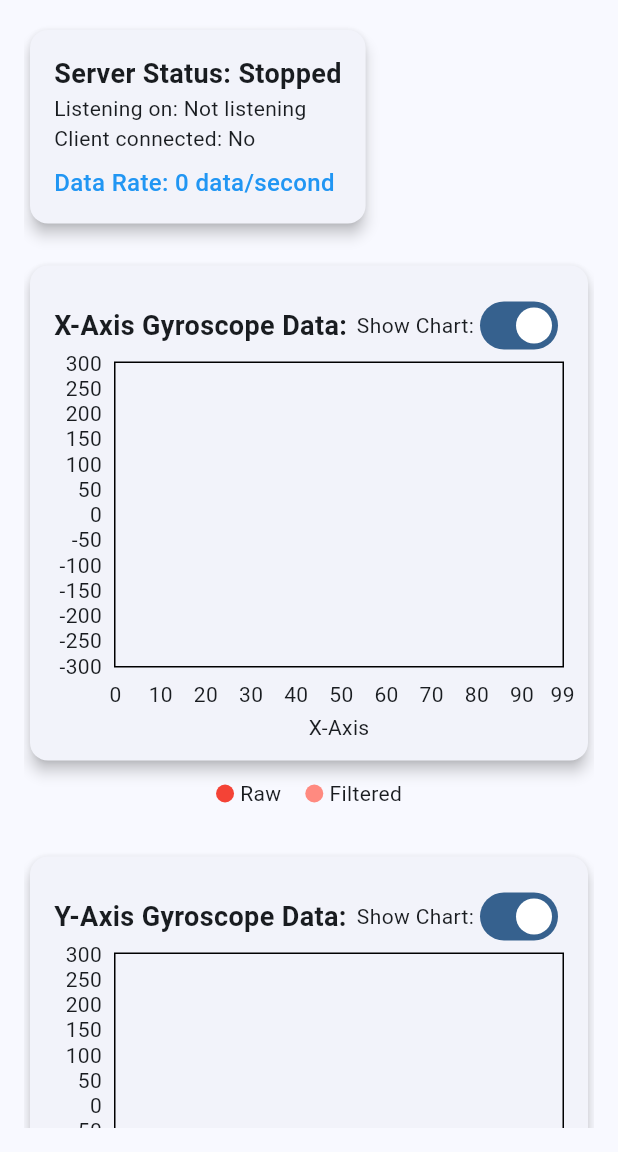
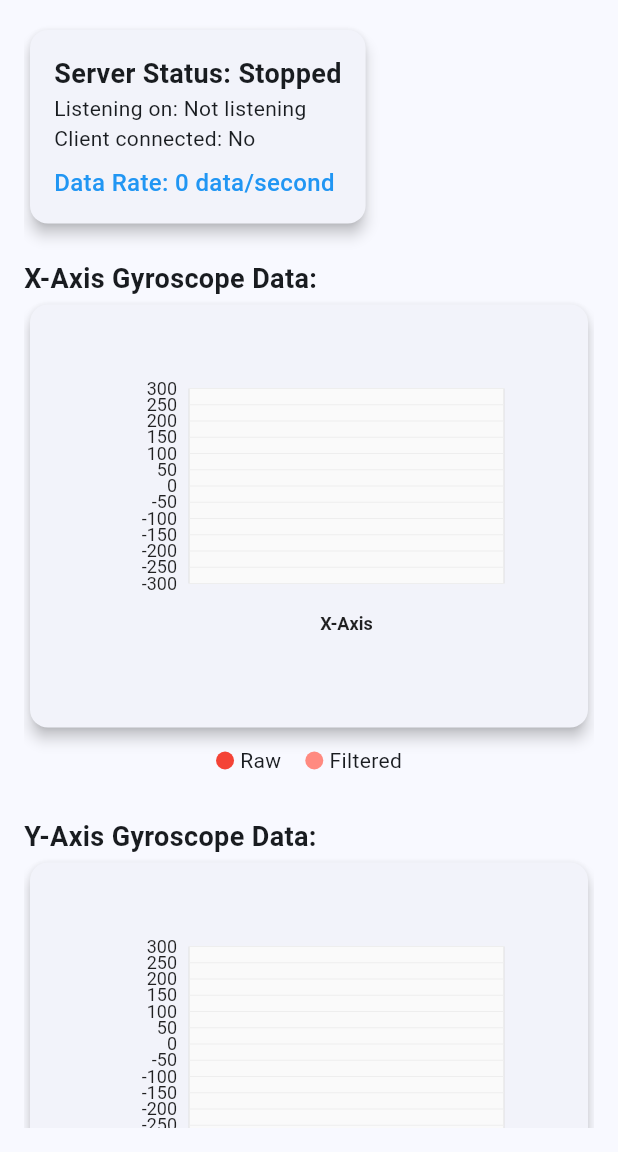
Before and after one commit to Muhamadridhoalisya/simulasi_flutter_gyroskop_with_filter, a Flutter app: the screen it shows after launch, on a phone screen of 412 x 824 dp, the part 84-1236 px from its top. Run offline on Flutter 3.47's test engine with Material 3 defaults, Android fonts, the phone set to English and light mode, and no system bars; drawn by our look-alikes of fl_chart.

Commit message:
v1.3.0 penerapan CustomPainter untuk grafik

```diff
--- a/lib/homepage.dart
+++ b/lib/homepage.dart
@@ -1,6 +1,5 @@
 import 'package:flutter/material.dart';
 import 'package:provider/provider.dart';
-import 'package:fl_chart/fl_chart.dart';
 import 'websocket_service.dart';
 
 class MyHomePage extends StatefulWidget {
@@ -14,14 +13,9 @@ class MyHomePage extends StatefulWidget {
 
 class _MyHomePageState extends State<MyHomePage> {
   // List untuk menyimpan history data gyroscope (raw dan filtered)
-  List<List<FlSpot>> rawGyroData = [[], [], []]; // x, y, z raw data
-  List<List<FlSpot>> filteredGyroData = [[], [], []]; // x, y, z filtered data
+  List<List<double>> rawGyroData = [[], [], []]; // x, y, z raw data
+  List<List<double>> filteredGyroData = [[], [], []]; // x, y, z filtered data
   final int maxDataPoints = 100; // Jumlah maksimum data yang ditampilkan
-
-  // Tambahkan variabel bool untuk rendering chart
-  bool showXAxisChart = true;
-  bool showYAxisChart = true;
-  bool showZAxisChart = true;
 
   @override
   void initState() {
@@ -43,30 +37,21 @@ class _MyHomePageState extends State<MyHomePage> {
     if (!mounted) return;
 
     setState(() {
-      // Mendapatkan timestamp yang diskalakan sebagai sumbu x (menggunakan index saja untuk kesederhanaan)
-      final now = rawGyroData[0].length.toDouble();
-
       // Menambahkan data raw
-      rawGyroData[0].add(FlSpot(now, service.gyroX));
-      rawGyroData[1].add(FlSpot(now, service.gyroY));
-      rawGyroData[2].add(FlSpot(now, service.gyroZ));
+      rawGyroData[0].add(service.gyroX);
+      rawGyroData[1].add(service.gyroY);
+      rawGyroData[2].add(service.gyroZ);
 
       // Menambahkan data filtered
-      filteredGyroData[0].add(FlSpot(now, service.filteredGyroX));
-      filteredGyroData[1].add(FlSpot(now, service.filteredGyroY));
-      filteredGyroData[2].add(FlSpot(now, service.filteredGyroZ));
+      filteredGyroData[0].add(service.filteredGyroX);
+      filteredGyroData[1].add(service.filteredGyroY);
+      filteredGyroData[2].add(service.filteredGyroZ);
 
       // Membuang data lama jika melebihi batas maksimum
       if (rawGyroData[0].length > maxDataPoints) {
         for (int i = 0; i < 3; i++) {
           rawGyroData[i].removeAt(0);
           filteredGyroData[i].removeAt(0);
-
-          // Menggeser semua x value agar dimulai dari 0
-          for (int j = 0; j < rawGyroData[i].length; j++) {
-            rawGyroData[i][j] = FlSpot(j.toDouble(), rawGyroData[i][j].y);
-            filteredGyroData[i][j] = FlSpot(j.toDouble(), filteredGyroData[i][j].y);
-          }
         }
       }
     });
@@ -117,56 +102,29 @@ class _MyHomePageState extends State<MyHomePage> {
                   const SizedBox(height: 20),
 
                   // X-Axis Chart
+                  const Text('X-Axis Gyroscope Data:', style: TextStyle(fontSize: 18, fontWeight: FontWeight.bold)),
                   Card(
                     elevation: 4,
                     child: Padding(
                       padding: const EdgeInsets.all(16.0),
-                      child: Column(
-                        crossAxisAlignment: CrossAxisAlignment.start,
-                        children: [
-                          Row(
-                            mainAxisAlignment: MainAxisAlignment.spaceBetween,
-                            children: [
-                              const Text('X-Axis Gyroscope Data:',
-                                style: TextStyle(fontSize: 18, fontWeight: FontWeight.bold)),
-                              // Toggle switch for X-Axis chart
-                              Row(
-                                children: [
-                                  const Text('Show Chart:'),
-                                  Switch(
-                                    value: showXAxisChart,
-                                    onChanged: (value) {
-                                      setState(() {
-                                        showXAxisChart = value;
-                                      });
-                                    },
-                                  ),
-                                ],
-                              ),
-                            ],
-                          ),
-                          if (showXAxisChart)
-                            SizedBox(
+                      child: SizedBox(
                         height: 250,
-                              child: LineChart(
-                                _buildLineChartData(0, 'X-Axis'),
-                              ),
-                            )
-                          else
-                            const Center(
-                              child: Padding(
-                                padding: EdgeInsets.symmetric(vertical: 100.0),
-                                child: Text('Chart rendering is disabled',
-                                  style: TextStyle(fontSize: 16, color: Colors.grey)),
+                        child: CustomPaint(
+                          size: const Size(double.infinity, 250),
+                          painter: GyroscopeChartPainter(
+                            rawData: rawGyroData[0],
+                            filteredData: filteredGyroData[0],
+                            maxDataPoints: maxDataPoints,
+                            rawColor: Colors.red,
+                            filteredColor: Colors.redAccent.shade100,
+                            axisTitle: 'X-Axis',
                           ),
                         ),
-                        ],
                       ),
                     ),
                   ),
 
                   // X-Axis Legend
-                  if (showXAxisChart)
                   Padding(
                     padding: const EdgeInsets.symmetric(vertical: 8.0),
                     child: Row(
@@ -182,56 +140,29 @@ class _MyHomePageState extends State<MyHomePage> {
                   const SizedBox(height: 20),
 
                   // Y-Axis Chart
+                  const Text('Y-Axis Gyroscope Data:', style: TextStyle(fontSize: 18, fontWeight: FontWeight.bold)),
                   Card(
                     elevation: 4,
                     child: Padding(
                       padding: const EdgeInsets.all(16.0),
-                      child: Column(
-                        crossAxisAlignment: CrossAxisAlignment.start,
-                        children: [
-                          Row(
-                            mainAxisAlignment: MainAxisAlignment.spaceBetween,
-                            children: [
-                              const Text('Y-Axis Gyroscope Data:',
-                                style: TextStyle(fontSize: 18, fontWeight: FontWeight.bold)),
-                              // Toggle switch for Y-Axis chart
-                              Row(
-                                children: [
-                                  const Text('Show Chart:'),
-                                  Switch(
-                                    value: showYAxisChart,
-                                    onChanged: (value) {
-                                      setState(() {
-                                        showYAxisChart = value;
-                                      });
-                                    },
-                                  ),
-                                ],
-                              ),
-                            ],
-                          ),
-                          if (showYAxisChart)
-                            SizedBox(
+                      child: SizedBox(
                         height: 250,
-                              child: LineChart(
-                                _buildLineChartData(1, 'Y-Axis'),
-                              ),
-                            )
-                          else
-                            const Center(
-                              child: Padding(
-                                padding: EdgeInsets.symmetric(vertical: 100.0),
-                                child: Text('Chart rendering is disabled',
-                                  style: TextStyle(fontSize: 16, color: Colors.grey)),
+                        child: CustomPaint(
+                          size: const Size(double.infinity, 250),
+                          painter: GyroscopeChartPainter(
+                            rawData: rawGyroData[1],
+                            filteredData: filteredGyroData[1],
+                            maxDataPoints: maxDataPoints,
+                            rawColor: Colors.green,
+                            filteredColor: Colors.green.shade200,
+                            axisTitle: 'Y-Axis',
                           ),
                         ),
-                        ],
                       ),
                     ),
                   ),
 
                   // Y-Axis Legend
-                  if (showYAxisChart)
                   Padding(
                     padding: const EdgeInsets.symmetric(vertical: 8.0),
                     child: Row(
@@ -247,56 +178,29 @@ class _MyHomePageState extends State<MyHomePage> {
                   const SizedBox(height: 20),
 
                   // Z-Axis Chart
+                  const Text('Z-Axis Gyroscope Data:', style: TextStyle(fontSize: 18, fontWeight: FontWeight.bold)),
                   Card(
                     elevation: 4,
                     child: Padding(
                       padding: const EdgeInsets.all(16.0),
-                      child: Column(
-                        crossAxisAlignment: CrossAxisAlignment.start,
-                        children: [
-                          Row(
-                            mainAxisAlignment: MainAxisAlignment.spaceBetween,
-                            children: [
-                              const Text('Z-Axis Gyroscope Data:',
-                                style: TextStyle(fontSize: 18, fontWeight: FontWeight.bold)),
-                              // Toggle switch for Z-Axis chart
-                              Row(
-                                children: [
-                                  const Text('Show Chart:'),
-                                  Switch(
-                                    value: showZAxisChart,
-                                    onChanged: (value) {
-                                      setState(() {
-                                        showZAxisChart = value;
-                                      });
-                                    },
-                                  ),
-                                ],
-                              ),
-                            ],
-                          ),
-                          if (showZAxisChart)
-                            SizedBox(
+                      child: SizedBox(
                         height: 250,
-                              child: LineChart(
-                                _buildLineChartData(2, 'Z-Axis'),
-                              ),
-                            )
-                          else
-                            const Center(
-                              child: Padding(
-                                padding: EdgeInsets.symmetric(vertical: 100.0),
-                                child: Text('Chart rendering is disabled',
-                                  style: TextStyle(fontSize: 16, color: Colors.grey)),
+                        child: CustomPaint(
+                          size: const Size(double.infinity, 250),
+                          painter: GyroscopeChartPainter(
+                            rawData: rawGyroData[2],
+                            filteredData: filteredGyroData[2],
+                            maxDataPoints: maxDataPoints,
+                            rawColor: Colors.blue,
+                            filteredColor: Colors.blue.shade200,
+                            axisTitle: 'Z-Axis',
                           ),
                         ),
-                        ],
                       ),
                     ),
                   ),
 
                   // Z-Axis Legend
-                  if (showZAxisChart)
                   Padding(
                     padding: const EdgeInsets.symmetric(vertical: 8.0),
                     child: Row(
@@ -392,96 +296,12 @@ class _MyHomePageState extends State<MyHomePage> {
                       ),
                     ),
                   ),
-                  const SizedBox(height: 20),
-                  // Tambahkan tombol untuk toggle semua grafik
-                  Center(
-                    child: ElevatedButton(
-                      onPressed: () {
-                        setState(() {
-                          // Jika semua grafik saat ini ditampilkan, matikan semua. Jika tidak, nyalakan semua
-                          bool newState = !(showXAxisChart && showYAxisChart && showZAxisChart);
-                          showXAxisChart = newState;
-                          showYAxisChart = newState;
-                          showZAxisChart = newState;
-                        });
-                      },
-                      style: ElevatedButton.styleFrom(
-                        backgroundColor: Colors.blueGrey,
-                        padding: const EdgeInsets.symmetric(horizontal: 24, vertical: 12),
-                      ),
-                      child: Text(
-                        (showXAxisChart && showYAxisChart && showZAxisChart)
-                            ? 'Disable All Charts'
-                            : 'Enable All Charts',
-                        style: const TextStyle(fontSize: 16),
-                      ),
-                    ),
-                  ),
                 ],
               ),
             ),
           );
         },
       ),
-    );
-  }
-
-  LineChartData _buildLineChartData(int axisIndex, String title) {
-    // Warna untuk setiap axis (raw dan filtered)
-    final List<Color> rawColors = [Colors.red, Colors.green, Colors.blue];
-    final List<Color> filteredColors = [Colors.redAccent.shade100, Colors.green.shade200, Colors.blue.shade200];
-
-    return LineChartData(
-      gridData: const FlGridData(
-        show: false,
-        horizontalInterval: 50, // Interval 50 sesuai permintaan
-      ),
-      titlesData: FlTitlesData(
-        leftTitles: const AxisTitles(
-          sideTitles: SideTitles(
-            showTitles: true,
-            interval: 50, // Interval 50 sesuai permintaan
-            reservedSize: 40,
-          ),
-        ),
-        bottomTitles: AxisTitles(
-          axisNameWidget: Text(title),
-          sideTitles: const SideTitles(
-            showTitles: true,
-            reservedSize: 30,
-          ),
-        ),
-        topTitles: const AxisTitles(
-          sideTitles: SideTitles(showTitles: false),
-        ),
-        rightTitles: const AxisTitles(
-          sideTitles: SideTitles(showTitles: false),
-        ),
-      ),
-      borderData: FlBorderData(show: true),
-      minX: 0,
-      maxX: (maxDataPoints - 1).toDouble(),
-      minY: -300, // Range Y dari -300 sampai 300 sesuai permintaan
-      maxY: 300,
-      lineBarsData: [
-        // Raw data
-        LineChartBarData(
-          spots: rawGyroData[axisIndex],
-          isCurved: true,
-          color: rawColors[axisIndex],
-          barWidth: 2,
-          dotData: const FlDotData(show: false),
-        ),
-        // Filtered data
-        LineChartBarData(
-          spots: filteredGyroData[axisIndex],
-          isCurved: true,
-          color: filteredColors[axisIndex],
-          barWidth: 2,
-          dotData: const FlDotData(show: false),
-          dashArray: [8,8],
-        ),
-      ],
     );
   }
 
@@ -502,3 +322,214 @@ class _MyHomePageState extends State<MyHomePage> {
     );
   }
 }
+
+class GyroscopeChartPainter extends CustomPainter {
+  final List<double> rawData;
+  final List<double> filteredData;
+  final int maxDataPoints;
+  final Color rawColor;
+  final Color filteredColor;
+  final String axisTitle;
+
+  // Constants for chart layout
+  final double _padding = 40.0;
+  final double _yAxisWidth = 50.0;
+  final double _xAxisHeight = 40.0;
+  final double _minY = -300.0;
+  final double _maxY = 300.0;
+  final double _gridInterval = 50.0;
+
+  GyroscopeChartPainter({
+    required this.rawData,
+    required this.filteredData,
+    required this.maxDataPoints,
+    required this.rawColor,
+    required this.filteredColor,
+    required this.axisTitle,
+  });
+
+  @override
+  void paint(Canvas canvas, Size size) {
+    final chartRect = Rect.fromLTWH(
+      _padding + _yAxisWidth,
+      _padding,
+      size.width - _padding * 2 - _yAxisWidth,
+      size.height - _padding * 2 - _xAxisHeight
+    );
+
+    _drawBackground(canvas, chartRect);
+    _drawYAxis(canvas, chartRect);
+    _drawXAxis(canvas, chartRect);
+
+    if (rawData.isNotEmpty) {
+      _drawDataSeries(canvas, chartRect, rawData, rawColor);
+    }
+
+    if (filteredData.isNotEmpty) {
+      _drawDataSeries(canvas, chartRect, filteredData, filteredColor, isDashed: true);
+    }
+  }
+
+  void _drawBackground(Canvas canvas, Rect chartRect) {
+    // Draw chart background
+    final bgPaint = Paint()
+      ..color = Colors.grey.shade50
+      ..style = PaintingStyle.fill;
+
+    final borderPaint = Paint()
+      ..color = Colors.grey.shade300
+      ..style = PaintingStyle.stroke;
+
+    canvas.drawRect(chartRect, bgPaint);
+    canvas.drawRect(chartRect, borderPaint);
+
+    // Draw horizontal grid lines
+    final gridPaint = Paint()
+      ..color = Colors.grey.shade200
+      ..style = PaintingStyle.stroke;
+
+    final int totalGridLines = ((_maxY - _minY) / _gridInterval).ceil();
+    final double yRange = _maxY - _minY;
+
+    for (int i = 0; i <= totalGridLines; i++) {
+      final double y = _minY + i * _gridInterval;
+      final double yPos = chartRect.bottom - ((y - _minY) / yRange * chartRect.height);
+
+      if (y >= _minY && y <= _maxY) {
+        canvas.drawLine(
+          Offset(chartRect.left, yPos),
+          Offset(chartRect.right, yPos),
+          gridPaint,
+        );
+      }
+    }
+  }
+
+  void _drawYAxis(Canvas canvas, Rect chartRect) {
+    const textStyle = TextStyle(
+      color: Colors.black87,
+      fontSize: 12,
+    );
+    final textPainter = TextPainter(
+      textDirection: TextDirection.ltr,
+    );
+
+    // Draw Y-axis labels
+    final int totalLabels = ((_maxY - _minY) / _gridInterval).ceil();
+    final double yRange = _maxY - _minY;
+
+    for (int i = 0; i <= totalLabels; i++) {
+      final double y = _minY + i * _gridInterval;
+      final double yPos = chartRect.bottom - ((y - _minY) / yRange * chartRect.height);
+
+      if (y >= _minY && y <= _maxY) {
+        textPainter.text = TextSpan(
+          text: y.toInt().toString(),
+          style: textStyle,
+        );
+
+        textPainter.layout();
+        textPainter.paint(
+          canvas,
+          Offset(chartRect.left - textPainter.width - 8, yPos - textPainter.height / 2),
+        );
+      }
+    }
+  }
+
+  void _drawXAxis(Canvas canvas, Rect chartRect) {
+    const textStyle = TextStyle(
+      color: Colors.black87,
+      fontSize: 12,
+    );
+    final textPainter = TextPainter(
+      textDirection: TextDirection.ltr,
+    );
+
+    // Draw X-axis title
+    textPainter.text = TextSpan(
+      text: axisTitle,
+      style: textStyle.copyWith(fontWeight: FontWeight.bold),
+    );
+
+    textPainter.layout();
+    textPainter.paint(
+      canvas,
+      Offset(
+        chartRect.center.dx - textPainter.width / 2,
+        chartRect.bottom + 20,
+      ),
+    );
+  }
+
+  void _drawDataSeries(Canvas canvas, Rect chartRect, List<double> data, Color color, {bool isDashed = false}) {
+    if (data.isEmpty) return;
+
+    final paint = Paint()
+      ..color = color
+      ..style = PaintingStyle.stroke
+      ..strokeWidth = 2.0;
+
+    final path = Path();
+    final double yRange = _maxY - _minY;
+
+    // Start at the first data point
+    if (data.isNotEmpty) {
+      final double x = chartRect.left;
+      final double normalizedY = (data[0] - _minY) / yRange;
+      final double y = chartRect.bottom - normalizedY * chartRect.height;
+      path.moveTo(x, y);
+    }
+
+    // Add all points to the path
+    for (int i = 1; i < data.length; i++) {
+      final double x = chartRect.left + (i / (maxDataPoints - 1)) * chartRect.width;
+      final double normalizedY = (data[i] - _minY) / yRange;
+      final double y = chartRect.bottom - normalizedY * chartRect.height;
+
+      // Clamp Y to the chart boundaries
+      final double clampedY = y.clamp(chartRect.top, chartRect.bottom);
+      path.lineTo(x, clampedY);
+    }
+
+    // Draw the line
+    if (isDashed) {
+      // Draw dashed line
+      final dashPath = Path();
+      const dashWidth = 4.0;
+      const gapWidth = 4.0;
+
+      var dashPathMetrics = path.computeMetrics().toList();
+      for (var pathMetric in dashPathMetrics) {
+        var distance = 0.0;
+        var isDraw = true;
+        while (distance < pathMetric.length) {
+          var length = isDraw ? dashWidth : gapWidth;
+          if (distance + length > pathMetric.length) {
+            length = pathMetric.length - distance;
+          }
+
+          if (isDraw) {
+            dashPath.addPath(
+              pathMetric.extractPath(distance, distance + length),
+              Offset.zero,
+            );
+          }
+
+          distance += length;
+          isDraw = !isDraw;
+        }
+      }
+
+      canvas.drawPath(dashPath, paint);
+    } else {
+      canvas.drawPath(path, paint);
+    }
+  }
+
+  @override
+  bool shouldRepaint(GyroscopeChartPainter oldDelegate) {
+    return oldDelegate.rawData != rawData ||
+           oldDelegate.filteredData != filteredData;
+  }
+}
```
Lines whose indentation alone changed are shown as unchanged.
